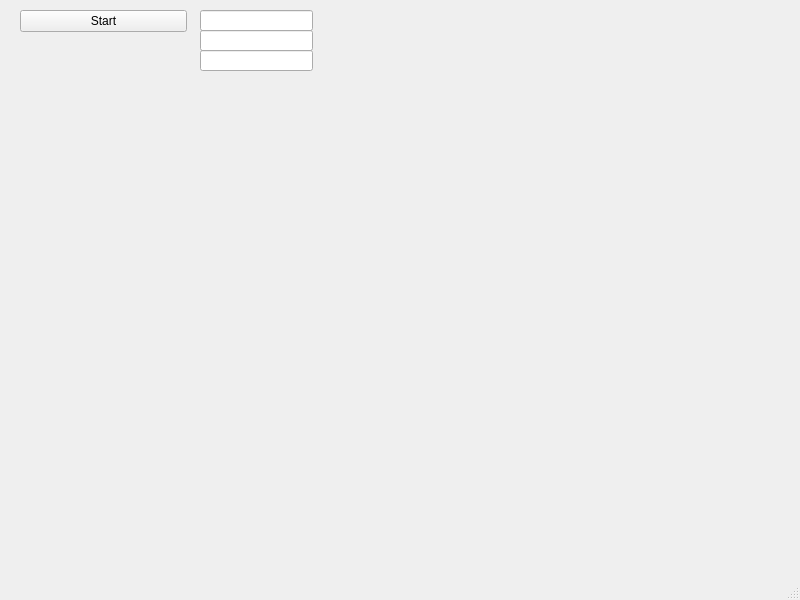
This is mainwindow.ui in duyk-sdvg/starsCreatoin as Qt 5 draws it before an edit. The edited form follows.
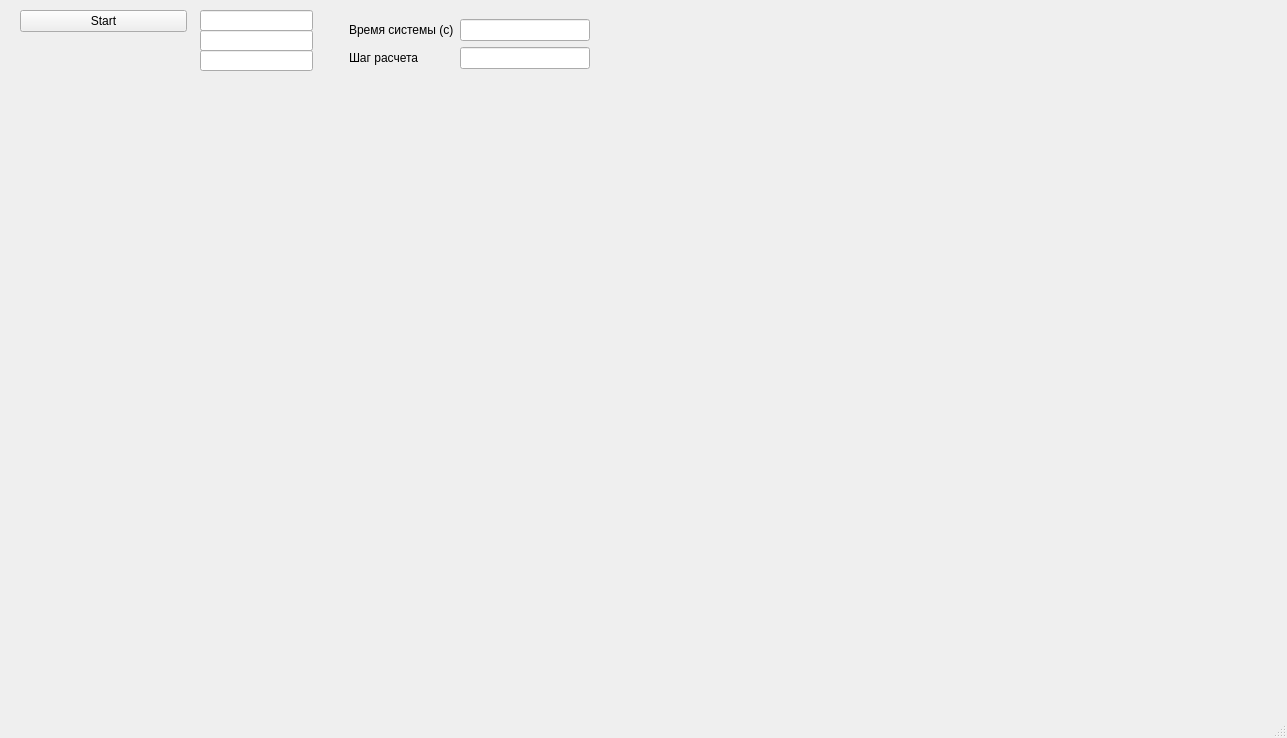
This is the edited form.

Commit message: fixed a system crash bug and windows have been added to display the current system time and the number of the current calculation step in the system.

Patch:
```diff
--- a/mainwindow.ui
+++ b/mainwindow.ui
@@ -9,8 +9,8 @@
    <rect>
     <x>0</x>
     <y>0</y>
-    <width>800</width>
-    <height>600</height>
+    <width>1287</width>
+    <height>738</height>
    </rect>
   </property>
   <property name="windowTitle">
@@ -60,6 +60,38 @@
      </rect>
     </property>
    </widget>
+   <widget class="QWidget" name="formLayoutWidget">
+    <property name="geometry">
+     <rect>
+      <x>349</x>
+      <y>19</y>
+      <width>241</width>
+      <height>65</height>
+     </rect>
+    </property>
+    <layout class="QFormLayout" name="formLayout">
+     <item row="0" column="1">
+      <widget class="QLineEdit" name="time_system"/>
+     </item>
+     <item row="1" column="1">
+      <widget class="QLineEdit" name="tima_calculation"/>
+     </item>
+     <item row="0" column="0">
+      <widget class="QLabel" name="label">
+       <property name="text">
+        <string>Время системы (c)</string>
+       </property>
+      </widget>
+     </item>
+     <item row="1" column="0">
+      <widget class="QLabel" name="label_2">
+       <property name="text">
+        <string>Шаг расчета</string>
+       </property>
+      </widget>
+     </item>
+    </layout>
+   </widget>
   </widget>
   <widget class="QMenuBar" name="menubar">
    <property name="geometry">
```
Left out of the diff: 4 changed lines with no effect on the pictures. The commit also changes 9 other files.
